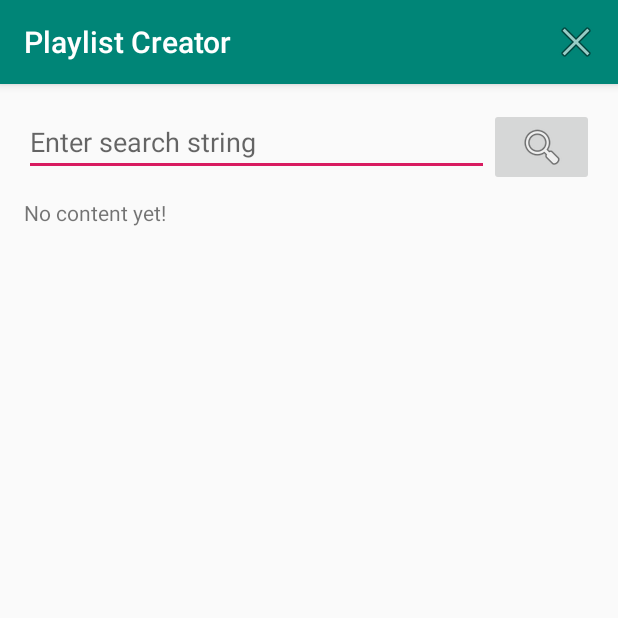
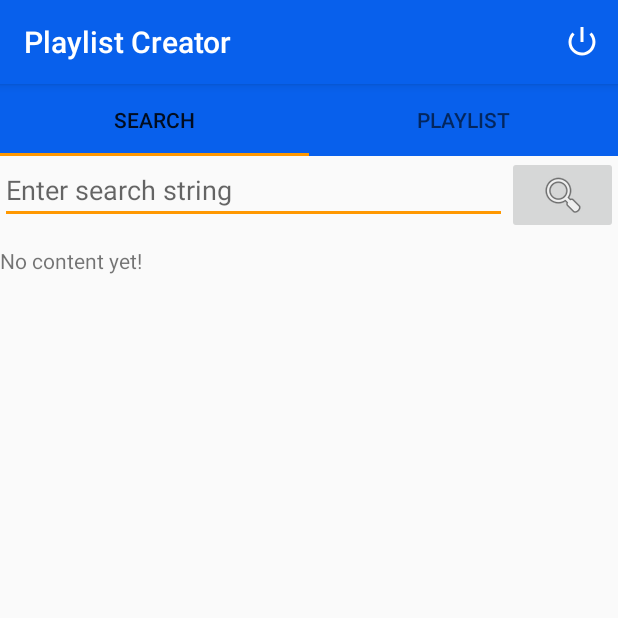
Before and after one commit to protu/MusicWebService, an Android app: the screen it shows after launch (MainActivity), on a phone screen of 412 x 824 dp, the top half of it. Run offline under Robolectric (Android 15) with nearby library versions, the phone set to English and light mode, and no system bars; our stand-ins replace ButterKnife.

Commit message:
Swipe correctly remove item from list

```diff
--- a/app/build.gradle
+++ b/app/build.gradle
@@ -33,5 +33,6 @@ dependencies {
     implementation 'com.squareup.retrofit2:converter-gson:2.5.0'
     implementation 'com.android.support:recyclerview-v7:28.0.0'
     implementation 'android.arch.lifecycle:extensions:1.1.1'
+    implementation 'com.android.support:design:28.0.0'
 
 }
--- a/app/src/main/java/hr/dario/musicwebservice/MainActivity.java
+++ b/app/src/main/java/hr/dario/musicwebservice/MainActivity.java
@@ -1,29 +1,34 @@
 package hr.dario.musicwebservice;
 
 import android.os.Bundle;
-import android.support.v4.app.Fragment;
-import android.support.v4.app.FragmentManager;
+import android.support.design.widget.TabLayout;
+import android.support.v4.view.ViewPager;
 import android.support.v7.app.AppCompatActivity;
+import android.support.v7.widget.Toolbar;
 import android.view.Menu;
 import android.view.MenuItem;
 
-import butterknife.ButterKnife;
-import hr.dario.musicwebservice.fragments.RecordFragment;
+import hr.dario.musicwebservice.adapters.SectionsPagerAdapter;
 
-public class MainActivity extends AppCompatActivity  {
+public class MainActivity extends AppCompatActivity {
 
 
     @Override
     protected void onCreate(Bundle savedInstanceState) {
         super.onCreate(savedInstanceState);
         setContentView(R.layout.activity_main);
-        ButterKnife.bind(this);
-        FragmentManager fragmentManager = getSupportFragmentManager();
-        Fragment recordFragment = fragmentManager.findFragmentById(R.id.frgRecords);
-        if (recordFragment == null) {
-            recordFragment = new RecordFragment();
-            fragmentManager.beginTransaction().add(R.id.frgRecords, recordFragment).commit();
-        }
+//        Toolbar toolbar = findViewById(R.id.toolbar);
+//        toolbar.setTitle(R.string.app_name);
+//        setSupportActionBar(toolbar);
+
+        SectionsPagerAdapter mSectionsPagerAdapter = new SectionsPagerAdapter(getSupportFragmentManager());
+
+        ViewPager mViewPager = findViewById(R.id.container);
+        mViewPager.setAdapter(mSectionsPagerAdapter);
+
+        TabLayout tabLayout = findViewById(R.id.tabs);
+        tabLayout.setupWithViewPager(mViewPager);
+
 
     }
 
--- /dev/null
+++ b/app/src/main/java/hr/dario/musicwebservice/adapters/SectionsPagerAdapter.java
@@ -0,0 +1,45 @@
+package hr.dario.musicwebservice.adapters;
+
+
+import android.support.annotation.Nullable;
+import android.support.v4.app.Fragment;
+import android.support.v4.app.FragmentManager;
+import android.support.v4.app.FragmentPagerAdapter;
+
+import hr.dario.musicwebservice.fragments.PlayListFragment;
+import hr.dario.musicwebservice.fragments.RecordFragment;
+
+public class SectionsPagerAdapter extends FragmentPagerAdapter {
+
+    public SectionsPagerAdapter(FragmentManager fm) {
+        super(fm);
+    }
+
+    @Override
+    public Fragment getItem(int position) {
+        if (position == 0) {
+            return RecordFragment.newInstance();
+        } else if (position == 1) {
+            return PlayListFragment.newInstance();
+        } else {
+            return null;
+        }
+    }
+
+    @Override
+    public int getCount() {
+        return 2;
+    }
+
+    @Nullable
+    @Override
+    public CharSequence getPageTitle(int position) {
+        switch (position) {
+            case 0:
+                return "Search";
+            case 1:
+                return "Playlist";
+        }
+        return null;
+    }
+}
--- /dev/null
+++ b/app/src/main/java/hr/dario/musicwebservice/api/ItemTouchedAdapter.java
@@ -0,0 +1,6 @@
+package hr.dario.musicwebservice.api;
+
+public interface ItemTouchedAdapter {
+
+    void onItemSwiped(int itemId);
+}
--- /dev/null
+++ b/app/src/main/java/hr/dario/musicwebservice/fragments/PlayListFragment.java
@@ -0,0 +1,22 @@
+package hr.dario.musicwebservice.fragments;
+
+import android.os.Bundle;
+import android.support.annotation.NonNull;
+import android.support.annotation.Nullable;
+import android.support.v4.app.Fragment;
+import android.view.LayoutInflater;
+import android.view.View;
+import android.view.ViewGroup;
+
+import hr.dario.musicwebservice.R;
+
+public class PlayListFragment extends Fragment {
+    public static PlayListFragment newInstance() { return new PlayListFragment();}
+
+    @Nullable
+    @Override
+    public View onCreateView(@NonNull LayoutInflater inflater, @Nullable ViewGroup container, @Nullable Bundle savedInstanceState) {
+        View rootView = inflater.inflate(R.layout.playlist_fragment, container, false);
+        return rootView;
+    }
+}
--- a/app/src/main/java/hr/dario/musicwebservice/fragments/RecordFragment.java
+++ b/app/src/main/java/hr/dario/musicwebservice/fragments/RecordFragment.java
@@ -26,7 +26,7 @@ import butterknife.OnClick;
 import butterknife.OnEditorAction;
 import hr.dario.musicwebservice.R;
 import hr.dario.musicwebservice.adapters.RecordAdapter;
-import hr.dario.musicwebservice.adapters.SwipeController;
+import hr.dario.musicwebservice.api.ItemTouchedAdapter;
 import hr.dario.musicwebservice.model.Record;
 import hr.dario.musicwebservice.views.RecordViewModel;
 
@@ -44,6 +44,10 @@ public class RecordFragment extends Fragment {
     private RecyclerView.LayoutManager rvLayout;
     private RecordViewModel recordViewModel;
     private Observer<Record> observer;
+
+    public static RecordFragment newInstance() {
+        return new RecordFragment();
+    }
 
 
     @Nullable
@@ -63,10 +67,24 @@ public class RecordFragment extends Fragment {
             }
         };
         recordViewModel.getRecord().observe(this, observer);
-        SwipeController swipeController = new SwipeController();
-        ItemTouchHelper itemTouchHelper = new ItemTouchHelper(swipeController);
+//        SwipeController swipeController = new SwipeController();
+//        ItemTouchHelper itemTouchHelper = new ItemTouchHelper(swipeController);
+//        itemTouchHelper.attachToRecyclerView(rvRecordList);
+
+        ItemTouchHelper itemTouchHelper = new ItemTouchHelper(new ItemTouchHelper.SimpleCallback(ItemTouchHelper.Callback.DEFAULT_DRAG_ANIMATION_DURATION, ItemTouchHelper.Callback.DEFAULT_DRAG_ANIMATION_DURATION) {
+            @Override
+            public boolean onMove(@NonNull RecyclerView recyclerView, @NonNull RecyclerView.ViewHolder viewHolder, @NonNull RecyclerView.ViewHolder viewHolder1) {
+                return false;
+            }
+
+            @Override
+            public void onSwiped(@NonNull RecyclerView.ViewHolder viewHolder, int i) {
+
+                ((ItemTouchedAdapter)rvAdapter).onItemSwiped(viewHolder.getAdapterPosition());
+                updateRecords(recordViewModel.getRecord().getValue());
+            }
+        });
         itemTouchHelper.attachToRecyclerView(rvRecordList);
-
 
         return rootView;
     }
--- a/app/src/main/java/hr/dario/musicwebservice/model/Record.java
+++ b/app/src/main/java/hr/dario/musicwebservice/model/Record.java
@@ -56,6 +56,10 @@ public class Record {
         this.recordings = recordings;
     }
 
+    public void removeRecording(int recPosition) {
+        recordings.remove(recPosition);
+    }
+
     @Override
     public String toString() {
         StringBuilder strRecordList = new StringBuilder();
--- a/app/src/main/res/layout/activity_main.xml
+++ b/app/src/main/res/layout/activity_main.xml
@@ -1,15 +1,27 @@
 <?xml version="1.0" encoding="utf-8"?>
-<LinearLayout xmlns:android="http://schemas.android.com/apk/res/android"
+<android.support.design.widget.CoordinatorLayout xmlns:android="http://schemas.android.com/apk/res/android"
     xmlns:tools="http://schemas.android.com/tools"
+    android:id="@+id/main_content"
     android:layout_width="match_parent"
     android:layout_height="match_parent"
-    android:orientation="vertical"
-    android:padding="16dp"
+    android:fitsSystemWindows="true"
     tools:context=".MainActivity">
 
-    <FrameLayout
-        android:id="@+id/frgRecords"
+
+
+
+
+    <android.support.v4.view.ViewPager
+        android:id="@+id/container"
         android:layout_width="match_parent"
-        android:layout_height="match_parent" />
+        android:layout_height="match_parent">
 
-</LinearLayout>
+        <android.support.design.widget.TabLayout
+            android:id="@+id/tabs"
+            android:layout_width="match_parent"
+            android:layout_height="wrap_content"
+            android:background="@color/colorPrimary"/>
+
+    </android.support.v4.view.ViewPager>
+
+</android.support.design.widget.CoordinatorLayout>
--- a/app/src/main/res/layout/records_fragment.xml
+++ b/app/src/main/res/layout/records_fragment.xml
@@ -39,8 +39,6 @@
         android:id="@+id/rvRecordList"
         android:layout_width="match_parent"
         android:layout_height="wrap_content"
-        >
-
-    </android.support.v7.widget.RecyclerView>
+        />
 
 </LinearLayout>
--- a/app/src/main/res/menu/menu_main.xml
+++ b/app/src/main/res/menu/menu_main.xml
@@ -4,7 +4,7 @@
 
     <item
         android:id="@+id/actionExit"
-        android:icon="@android:drawable/ic_menu_close_clear_cancel"
+        android:icon="@android:drawable/ic_lock_power_off"
         android:orderInCategory="100"
         android:title="Exit"
         app:showAsAction="always" />
--- a/app/src/main/res/values/colors.xml
+++ b/app/src/main/res/values/colors.xml
@@ -1,7 +1,7 @@
 <?xml version="1.0" encoding="utf-8"?>
 <resources>
-    <color name="colorPrimary">#008577</color>
-    <color name="colorPrimaryDark">#00574B</color>
-    <color name="colorAccent">#D81B60</color>
+    <color name="colorPrimary">#0860EC</color>
+    <color name="colorPrimaryDark">#002F46</color>
+    <color name="colorAccent">#FF9800</color>
     <color name="Cream">#FFFFCC</color>
 </resources>
--- a/app/src/main/res/values/strings.xml
+++ b/app/src/main/res/values/strings.xml
@@ -6,4 +6,5 @@
     <string name="no_match">No match</string>
     <string name="records_found">Records found</string>
     <string name="go">Go</string>
+    <string name="add">Add</string>
 </resources>
--- a/app/src/main/res/values/styles.xml
+++ b/app/src/main/res/values/styles.xml
@@ -8,4 +8,5 @@
         <item name="colorAccent">@color/colorAccent</item>
     </style>
 
+
 </resources>
```
Also changed, not shown: app/src/main/AndroidManifest.xml (+7 -2 lines), app/src/main/java/hr/dario/musicwebservice/adapters/RecordAdapter.java (+8 -1 lines), app/src/main/java/hr/dario/musicwebservice/adapters/SwipeController.java (deleted, +0 -57 lines), app/src/main/res/layout/playlist_fragment.xml (added, +13 -0 lines), app/src/main/res/values/dimens.xml (added, +8 -0 lines).
